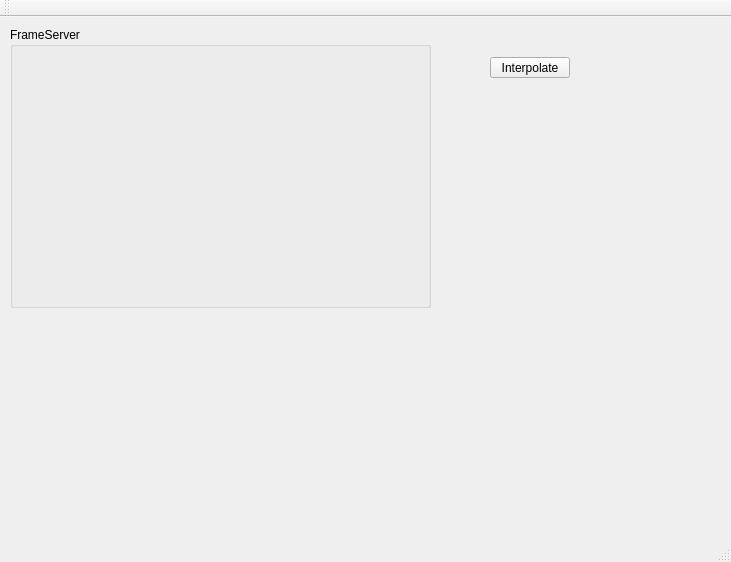
Qt form rt3dreconst_gui.ui (adegirmenci/HBL-RT4DUSreconstruction) before a commit.
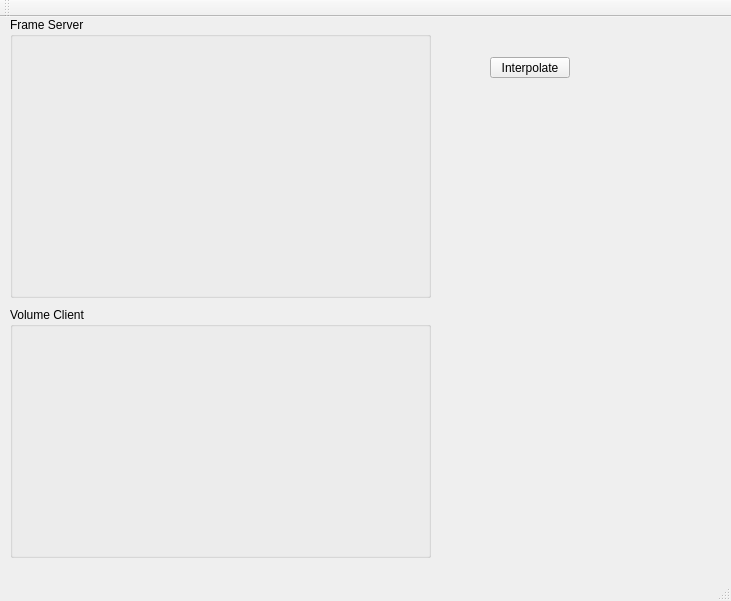
The same form after that commit. Custom widgets are drawn as their Qt base class.

Commit message: Saves volume as binary file and volume details as txt file. Sends file location over TCPSocket to RT3DUSRenderingGUI.

```diff
--- a/rt3dreconst_gui.ui
+++ b/rt3dreconst_gui.ui
@@ -7,7 +7,7 @@
     <x>0</x>
     <y>0</y>
     <width>731</width>
-    <height>562</height>
+    <height>601</height>
    </rect>
   </property>
   <property name="windowTitle">
@@ -18,13 +18,13 @@
     <property name="geometry">
      <rect>
       <x>10</x>
-      <y>10</y>
+      <y>0</y>
       <width>421</width>
       <height>281</height>
      </rect>
     </property>
     <property name="title">
-     <string>FrameServer</string>
+     <string>Frame Server</string>
     </property>
     <widget class="FrameServerWidget" name="frameServerWidget" native="true">
      <property name="geometry">
@@ -50,6 +50,29 @@
      <string>Interpolate</string>
     </property>
    </widget>
+   <widget class="QGroupBox" name="groupBox">
+    <property name="geometry">
+     <rect>
+      <x>10</x>
+      <y>290</y>
+      <width>421</width>
+      <height>251</height>
+     </rect>
+    </property>
+    <property name="title">
+     <string>Volume Client</string>
+    </property>
+    <widget class="VolumeClientWidget" name="volumeClientWidget" native="true">
+     <property name="geometry">
+      <rect>
+       <x>10</x>
+       <y>20</y>
+       <width>401</width>
+       <height>221</height>
+      </rect>
+     </property>
+    </widget>
+   </widget>
   </widget>
   <widget class="QMenuBar" name="menuBar">
    <property name="geometry">
@@ -79,6 +102,12 @@
    <header>frameserverwidget.h</header>
    <container>1</container>
   </customwidget>
+  <customwidget>
+   <class>VolumeClientWidget</class>
+   <extends>QWidget</extends>
+   <header>volumeclientwidget.h</header>
+   <container>1</container>
+  </customwidget>
  </customwidgets>
  <resources/>
  <connections/>
```
The commit also changes 13 other files.
